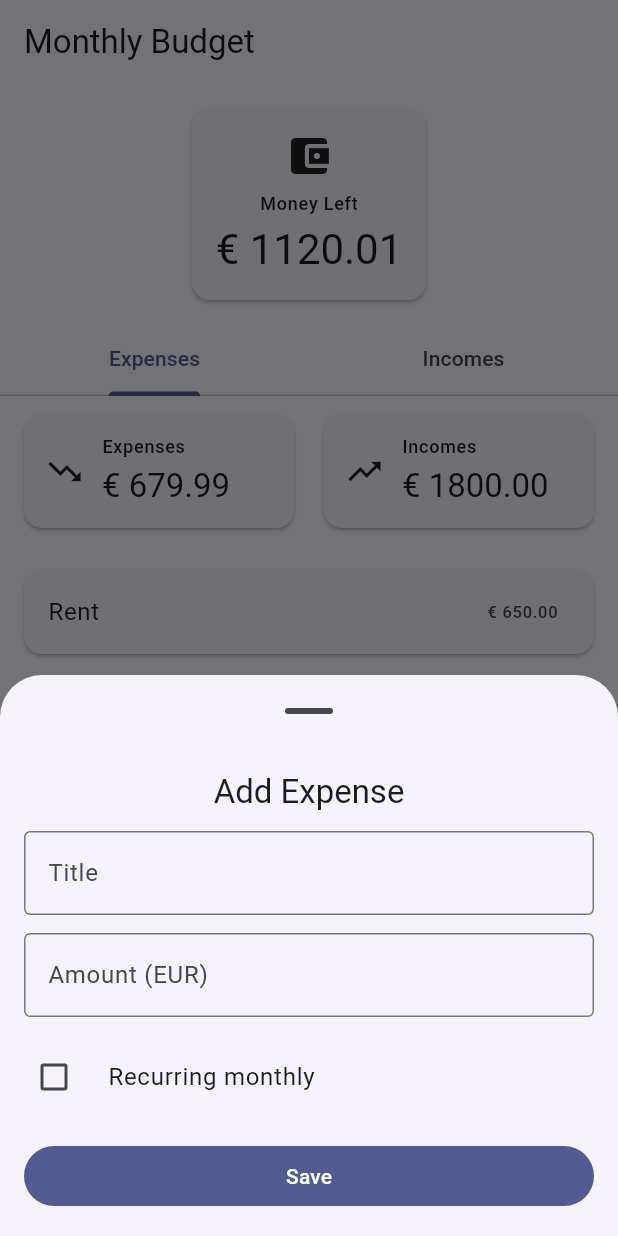
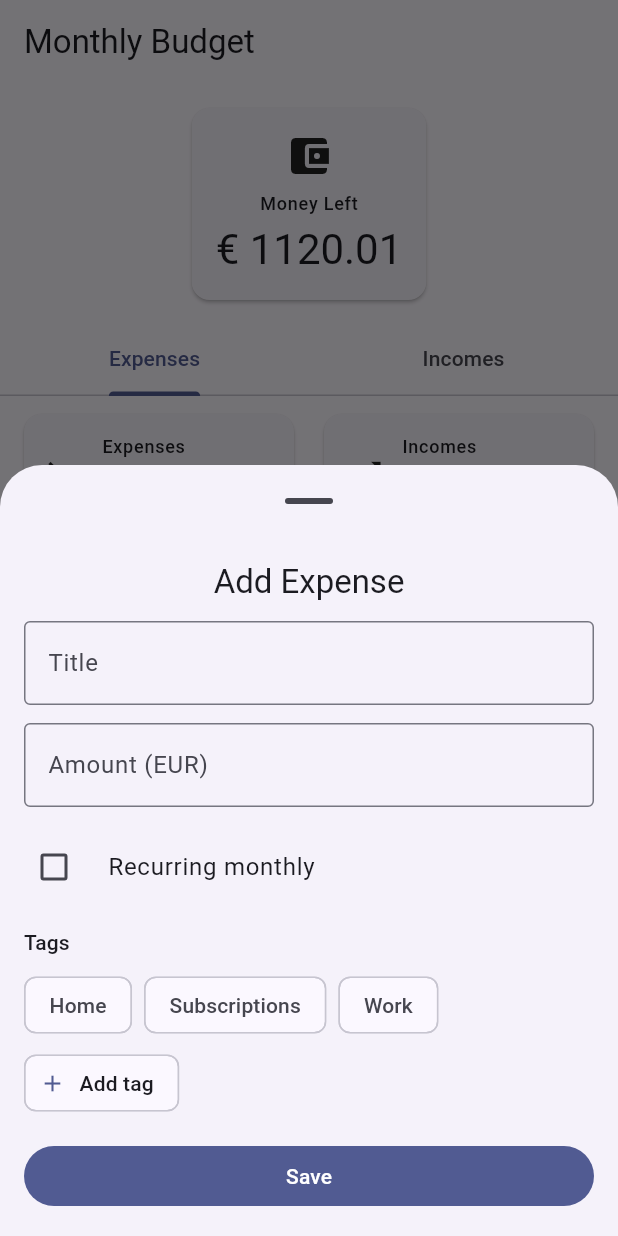
Before and after one commit to Manuel-Array/monthly-budget, a Flutter app: the screen it shows after launch, after a tap on "Add", on a phone screen of 412 x 824 dp. Run offline on Flutter 3.47's test engine with Material 3 defaults, Android fonts, the phone set to English and light mode, and no system bars.

Commit message:
Add tag selection UI with chips in item sheet

```diff
--- a/lib/app_state.dart
+++ b/lib/app_state.dart
@@ -24,6 +24,18 @@ class AppState extends ChangeNotifier {
 
   double get moneyLeft =>
       totalIncomes - totalExpenses;
+
+  /// All unique tags from both expenses and incomes
+  Set<String> get allTags {
+    final tags = <String>{};
+    for (final item in _expenses) {
+      tags.addAll(item.tags);
+    }
+    for (final item in _incomes) {
+      tags.addAll(item.tags);
+    }
+    return tags;
+  }
 
   // Updates
   void addExpense(Item item) {
--- a/lib/widgets/add_item_sheet.dart
+++ b/lib/widgets/add_item_sheet.dart
@@ -26,6 +26,8 @@ class _AddItemSheetState
   final _amountController = TextEditingController();
   String? _errorMessage;
   bool _isRecurring = false;
+  Set<String> _selectedTags = {};
+  final Set<String> _sessionTags = {};
 
   @override
   void initState() {
@@ -36,6 +38,7 @@ class _AddItemSheetState
       _titleController.text = item.title;
       _amountController.text = item.amount.toStringAsFixed(2);
       _isRecurring = item.isRecurring;
+      _selectedTags = item.tags.toSet();
     }
   }
 
@@ -71,6 +74,7 @@ class _AddItemSheetState
       title: title,
       amount: amount,
       isRecurring: _isRecurring,
+      tags: _selectedTags.toList(),
     );
 
     final appState = context.read<AppState>();
@@ -87,6 +91,7 @@ class _AddItemSheetState
         title: title,
         amount: amount,
         isRecurring: _isRecurring,
+        tags: _selectedTags.toList(),
       );
 
       widget.isIncome
@@ -95,6 +100,55 @@ class _AddItemSheetState
     }
 
     Navigator.of(context).pop();
+  }
+
+  void _showAddTagDialog() {
+    final controller = TextEditingController();
+
+    showDialog(
+      context: context,
+      builder: (dialogContext) => AlertDialog(
+        title: const Text('New tag'),
+        content: TextField(
+          controller: controller,
+          autofocus: true,
+          decoration: const InputDecoration(
+            hintText: 'Tag name',
+            border: OutlineInputBorder(),
+          ),
+          textCapitalization: TextCapitalization.words,
+        ),
+        actions: [
+          TextButton(
+            onPressed: () => Navigator.pop(dialogContext),
+            child: const Text('Cancel'),
+          ),
+          FilledButton(
+            onPressed: () {
+              final tagName = controller.text.trim();
+              if (tagName.isEmpty) return;
+
+              final allTags = {
+                ...context.read<AppState>().allTags,
+                ..._sessionTags
+              };
+              final isDuplicate = allTags.any(
+                (t) => t.toLowerCase() == tagName.toLowerCase(),
+              );
+
+              if (!isDuplicate) {
+                setState(() {
+                  _sessionTags.add(tagName);
+                  _selectedTags.add(tagName);
+                });
+              }
+              Navigator.pop(dialogContext);
+            },
+            child: const Text('Add'),
+          ),
+        ],
+      ),
+    );
   }
 
   @override
@@ -150,6 +204,46 @@ class _AddItemSheetState
             controlAffinity: ListTileControlAffinity.leading,
             contentPadding: EdgeInsets.zero,
           ),
+          const SizedBox(height: 12),
+          Align(
+            alignment: Alignment.centerLeft,
+            child: Text(
+              'Tags',
+              style: Theme.of(context).textTheme.labelLarge,
+            ),
+          ),
+          const SizedBox(height: 8),
+          Align(
+            alignment: Alignment.centerLeft,
+            child: Wrap(
+              spacing: 8,
+              runSpacing: 4,
+              children: [
+                for (final tag in {
+                  ...context.watch<AppState>().allTags,
+                  ..._sessionTags
+                })
+                  FilterChip(
+                    label: Text(tag),
+                    selected: _selectedTags.contains(tag),
+                    onSelected: (selected) {
+                      setState(() {
+                        if (selected) {
+                          _selectedTags.add(tag);
+                        } else {
+                          _selectedTags.remove(tag);
+                        }
+                      });
+                    },
+                  ),
+                ActionChip(
+                  avatar: const Icon(Icons.add, size: 18),
+                  label: const Text('Add tag'),
+                  onPressed: _showAddTagDialog,
+                ),
+              ],
+            ),
+          ),
           if (_errorMessage != null) ...[
             const SizedBox(height: 10),
             Align(
```
